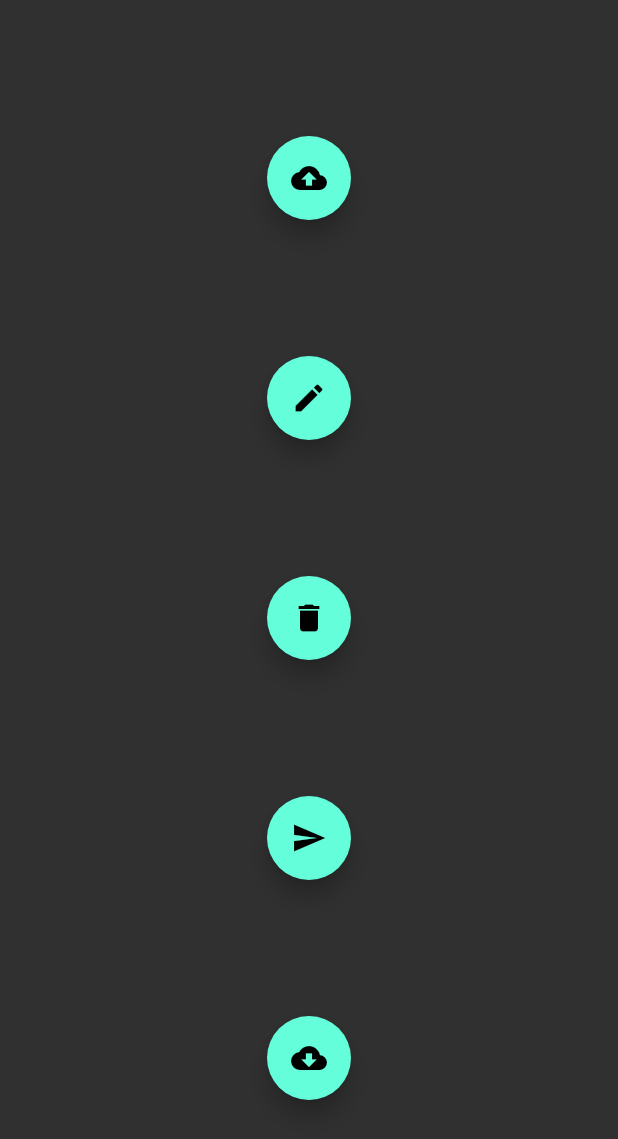
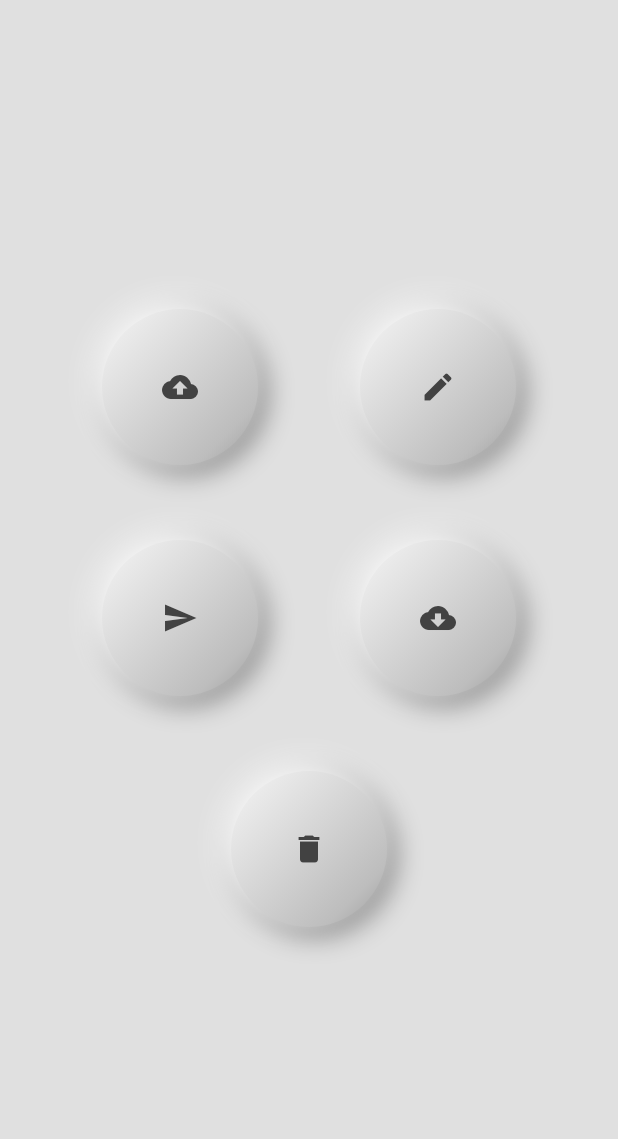
Before and after one commit to muizzzafar11/flutter_firestore, a Flutter app: the MainScreen screen opened directly, on a phone screen of 412 x 824 dp. Shown: the top 1139 px of the screen. Run offline on Flutter 3.47's test engine with Material 2 defaults, Android fonts, the phone set to English and light mode, and no system bars; our stand-ins replace cloud_firestore, firebase_auth, google_sign_in; accounts and stored records are empty.

Commit message:
added neumorphic design and cloud func

```diff
--- a/lib/Screens/init_screen.dart
+++ b/lib/Screens/init_screen.dart
@@ -6,7 +6,7 @@ class InitScreen extends StatelessWidget {
   @override
   Widget build(BuildContext context) {
     return FutureBuilder(
-        future: fireBase.signIn(),
+        future: fireBase.dbInit(),
         builder: (context, snapshot) {
           if (snapshot.connectionState == ConnectionState.done) {
             return LoginScreen();
--- a/lib/Screens/main_screen.dart
+++ b/lib/Screens/main_screen.dart
@@ -1,5 +1,6 @@
 import 'package:FireStore_GoogleAuth/googleauth_firestore.dart';
 import 'package:flutter/material.dart';
+import 'package:FireStore_GoogleAuth/styled_button.dart';
 
 class MainScreen extends StatefulWidget {
   @override
@@ -11,36 +12,52 @@ class _MainScreen extends State<MainScreen> {
   Widget build(BuildContext build) {
     Size size = MediaQuery.of(context).size;
     return Scaffold(
+      backgroundColor: Colors.grey[300],
       body: Container(
         height: size.height,
         width: size.width,
         child: Column(
-          mainAxisAlignment: MainAxisAlignment.spaceEvenly,
+          mainAxisAlignment: MainAxisAlignment.center,
+          mainAxisSize: MainAxisSize.min,
           children: <Widget>[
-            // Button 1
-            FloatingActionButton(
-              onPressed: () => fireBase.writeDb(),
-              child: Icon(Icons.cloud_upload),
+            // Row 1
+            Row(
+              mainAxisAlignment: MainAxisAlignment.spaceEvenly,
+              // Button 1
+              children: <Widget>[
+                GestureDetector(
+                  child: button(Icons.cloud_upload),
+                  onTap: () => fireBase.writeDb(),
+                ),
+                // Button 2
+                GestureDetector(
+                  child: button(Icons.edit),
+                  onTap: () => fireBase.modifyDb(),
+                ),
+              ],
             ),
-            // Button2
-            FloatingActionButton(
-              onPressed: () => fireBase.modifyDb(),
-              child: Icon(Icons.edit),
+            SizedBox(height: 50),
+            // Row 2
+            Row(
+              mainAxisAlignment: MainAxisAlignment.spaceEvenly,
+              children: <Widget>[
+                // Button 3
+                GestureDetector(
+                  child: button(Icons.send),
+                  onTap: () => fireBase.writeRandDb(),
+                ),
+                // Button 4
+                GestureDetector(
+                  child: button(Icons.cloud_download),
+                  onTap: () => fireBase.readDb(),
+                ),
+              ],
             ),
-            // Button 3
-            FloatingActionButton(
-              onPressed: () => fireBase.deleteDb(),
-              child: Icon(Icons.delete),
-            ),
-            // Button 4
-            FloatingActionButton(
-              onPressed: () => fireBase.writeRandDb(),
-              child: Icon(Icons.send),
-            ),
-            // Button 5
-            FloatingActionButton(
-              onPressed: () => fireBase.readDb(),
-              child: Icon(Icons.cloud_download),
+            SizedBox(height: 50),
+            // Button 5 and Row 3
+            GestureDetector(
+              child: button(Icons.delete),
+              onTap: () => fireBase.deleteDb(),
             ),
           ],
         ),
--- a/lib/main.dart
+++ b/lib/main.dart
@@ -11,7 +11,6 @@ class MyApp extends StatelessWidget {
     return MaterialApp(
       title: 'Flutter Demo',
       debugShowCheckedModeBanner: false,
-      theme: ThemeData.dark(),
       home: InitScreen(),
     );
   }
--- /dev/null
+++ b/lib/styled_button.dart
@@ -0,0 +1,71 @@
+import 'package:flutter/material.dart';
+
+Widget button(IconData _icon) {
+  return Container(
+    decoration: BoxDecoration(
+      color: Colors.grey[300],
+      shape: BoxShape.circle,
+      // borderRadius: BorderRadius.all(Radius.circular(25)),
+      boxShadow: [
+        BoxShadow(
+          color: Colors.grey[600],
+          offset: Offset(4.0, 4.0),
+          blurRadius: 15,
+          spreadRadius: 1.0,
+        ),
+        BoxShadow(
+          color: Colors.white,
+          offset: Offset(-4.0, -4.0),
+          blurRadius: 15,
+          spreadRadius: 1.0,
+        )
+      ],
+      gradient: LinearGradient(
+        begin: Alignment.topLeft,
+        end: Alignment.bottomRight,
+        colors: [
+          Colors.grey[200],
+          Colors.grey[300],
+          Colors.grey[400],
+          Colors.grey[500],
+        ],
+        // This property decides where each color should stop, ranges from 0 - 1
+        stops: [0.1, 0.3, 0.8, 1.0],
+      ),
+    ),
+    padding: EdgeInsets.all(40),
+    child: Icon(
+      _icon,
+      color: Colors.grey[800],
+    ),
+  );
+}
+
+Widget tapButton(IconData _icon) {
+  return Container(
+    decoration: BoxDecoration(
+      color: Colors.grey[300],
+      shape: BoxShape.circle,
+      // borderRadius: BorderRadius.all(Radius.circular(25)),
+      boxShadow: [
+        BoxShadow(
+          color: Colors.grey[600],
+          offset: Offset(4.0, 4.0),
+          blurRadius: 15,
+          spreadRadius: 1.0,
+        ),
+        BoxShadow(
+          color: Colors.white,
+          offset: Offset(-4.0, -4.0),
+          blurRadius: 15,
+          spreadRadius: 1.0,
+        )
+      ],
+    ),
+    padding: EdgeInsets.all(40),
+    child: Icon(
+      _icon,
+      color: Colors.grey[800],
+    ),
+  );
+}
```
Also changed, not shown: lib/googleauth_firestore.dart (+13 -4 lines), firebase.json (added), 4 other files.
